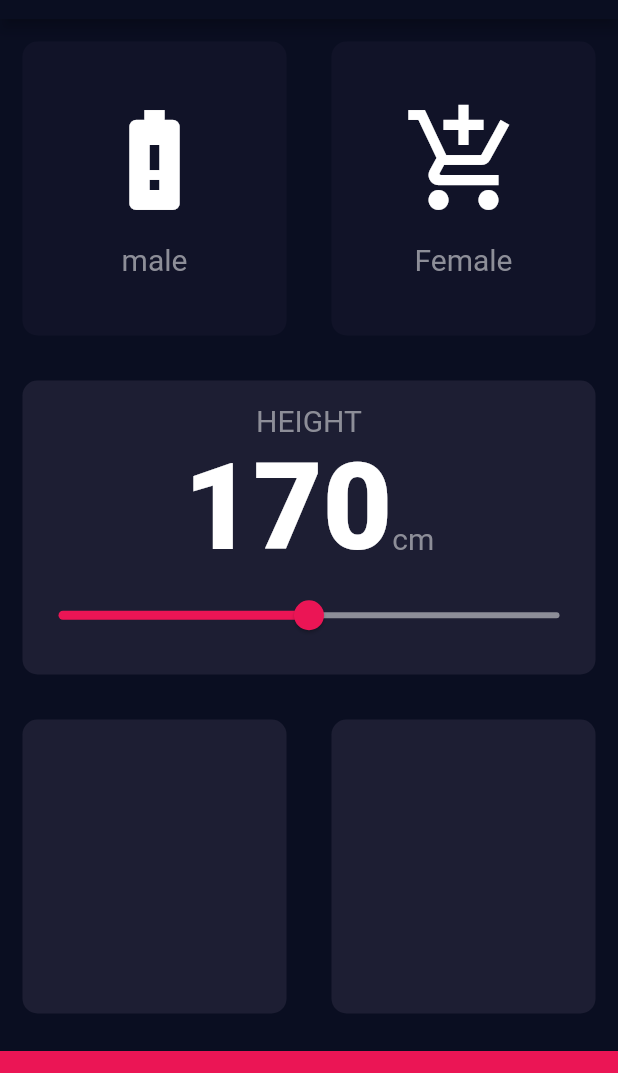
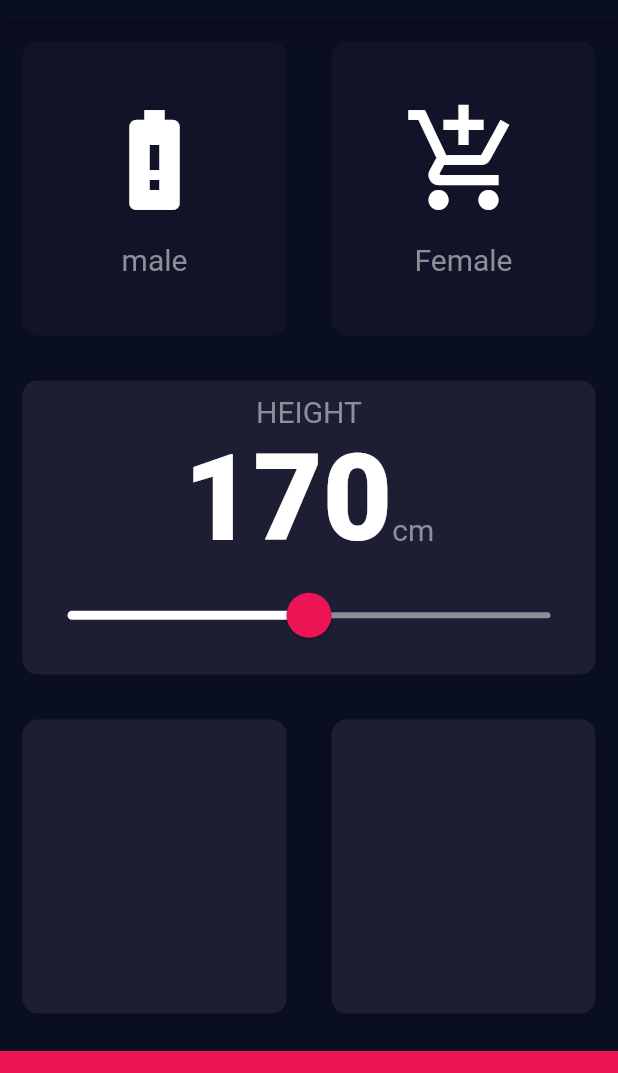
Before and after one commit to aximilli1212/flutter-googles, a Flutter app: the screen it shows after launch, on a phone screen of 412 x 824 dp, the part 65-1138 px from its top. Run offline on Flutter 3.47's test engine with Material 2 defaults, Android fonts, the phone set to English and light mode, and no system bars; our stand-ins replace audioplayers, rflutter_alert.

Commit message:
customize slider by tapping into their themeData

```diff
--- a/bmi_calculator/lib/input_page.dart
+++ b/bmi_calculator/lib/input_page.dart
@@ -12,6 +12,8 @@ enum Gender {
 //Widgets Declared
 Color  maleCardColor = kActiveCardColor;
 Color  femaleCardColor = kActiveCardColor;
+Color  sweetPink = Color(0xFFEB1555);
+Color  shadowPink = Color(0x29EB1555);
 
 class InputPage extends StatefulWidget {
   @override
@@ -92,18 +94,25 @@ class _InputPageState extends State<InputPage> {
                          ),
                        ],
                      ),
-                     Slider(
+                     SliderTheme(
+                       data: SliderTheme.of(context).copyWith(
+                         inactiveTrackColor: Color(0xFF8D8E98),
+                         activeTrackColor: Colors.white,
+                         thumbColor: sweetPink,
+                         overlayColor: shadowPink,
+                         thumbShape: RoundSliderThumbShape(enabledThumbRadius: 15.0),
+                         overlayShape: RoundSliderOverlayShape( overlayRadius: 30.00)
+                       ),
+                       child: Slider(
                          value: height.toDouble(),
                          min: 120.0,
                          max: 220.0,
-                       activeColor: Color(0xFFEB1555),
-                       inactiveColor: Color(0xFF8D8E98),
                          onChanged: (double newValue){
-                         print(height);
-                         setState(() {
+                           setState((){
                              height = newValue.round();
                            });
                          },
+                       ),
                      ),
                    ],
                  ),
```
Lines whose indentation alone changed are shown as unchanged.
